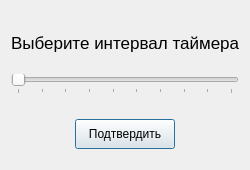
Before: the Qt Designer form timer_dialog.ui in Dyehalla/TaskManager, drawn with Qt 5.
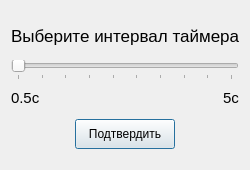
After: the same form once the commit is applied.

The edit to the form file:
```diff
--- a/timer_dialog.ui
+++ b/timer_dialog.ui
@@ -98,7 +98,7 @@
      <property name="minimumSize">
       <size>
        <width>0</width>
-       <height>15</height>
+       <height>30</height>
       </size>
      </property>
      <property name="maximumSize">
@@ -108,6 +108,15 @@
       </size>
      </property>
      <layout class="QHBoxLayout" name="horizontalLayout_3">
+      <property name="leftMargin">
+       <number>0</number>
+      </property>
+      <property name="topMargin">
+       <number>0</number>
+      </property>
+      <property name="rightMargin">
+       <number>0</number>
+      </property>
       <item>
        <widget class="QLabel" name="label_2">
         <property name="maximumSize">
@@ -161,7 +170,7 @@
     </widget>
    </item>
    <item>
-    <widget class="QWidget" name="" native="true">
+    <widget class="QWidget" name="widget" native="true">
      <property name="maximumSize">
       <size>
        <width>16777215</width>
@@ -169,6 +178,12 @@
       </size>
      </property>
      <layout class="QHBoxLayout" name="horizontalLayout_2">
+      <property name="topMargin">
+       <number>0</number>
+      </property>
+      <property name="bottomMargin">
+       <number>0</number>
+      </property>
       <item>
        <spacer name="rgrethert">
         <property name="orientation">
```
